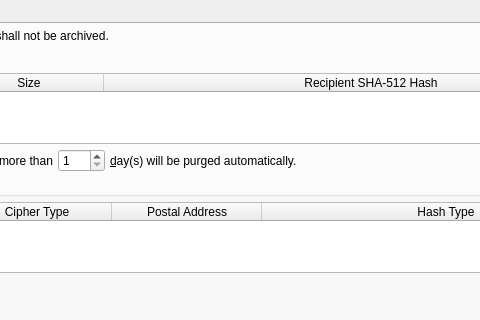
Before: the Qt Designer form branches/trunk/UI/spot-on-controlcenter.ui in textbrowser/spot-on, drawn with Qt 5; both pictures show x 221 to 701 and y 89 to 409 of the 850 by 550 pixel window.
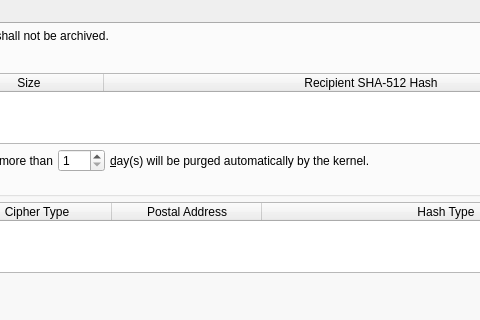
After: the same form once the commit is applied. The open tabs and pages were chosen to show the change. Icons and pictures are not drawn. Custom widgets are drawn as their Qt base class.

Commit message: Updated label text.

The edit to the form file:
```diff
--- a/branches/trunk/UI/spot-on-controlcenter.ui
+++ b/branches/trunk/UI/spot-on-controlcenter.ui
@@ -1609,7 +1609,7 @@
                   <item>
                    <widget class="QLabel" name="label_28">
                     <property name="text">
-                     <string>&amp;day(s) will be purged automatically.</string>
+                     <string>&amp;day(s) will be purged automatically by the kernel.</string>
                     </property>
                     <property name="buddy">
                      <cstring>days</cstring>
```
